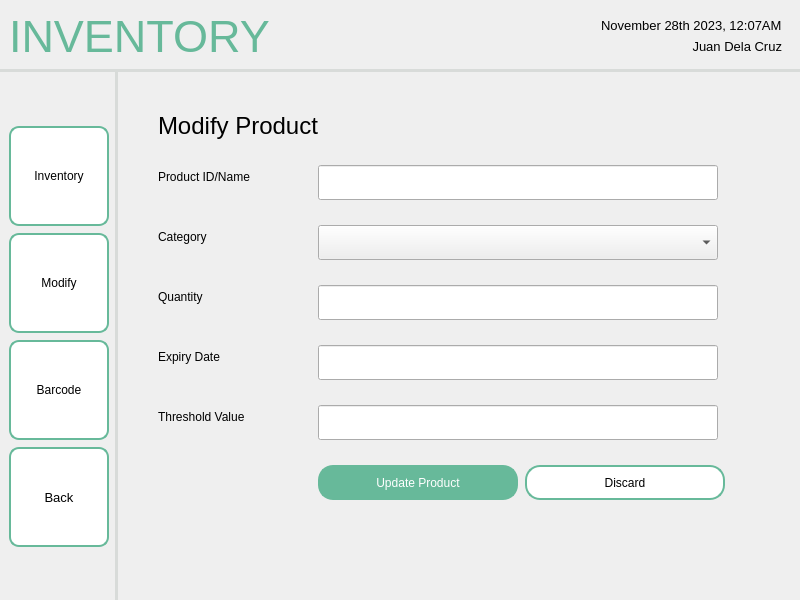
First picture: the form in screens/ui/employee_ui/employee_inventory/inventory_Modify.ui, repository sehae/POS-with-Inventory-System, before the edit.
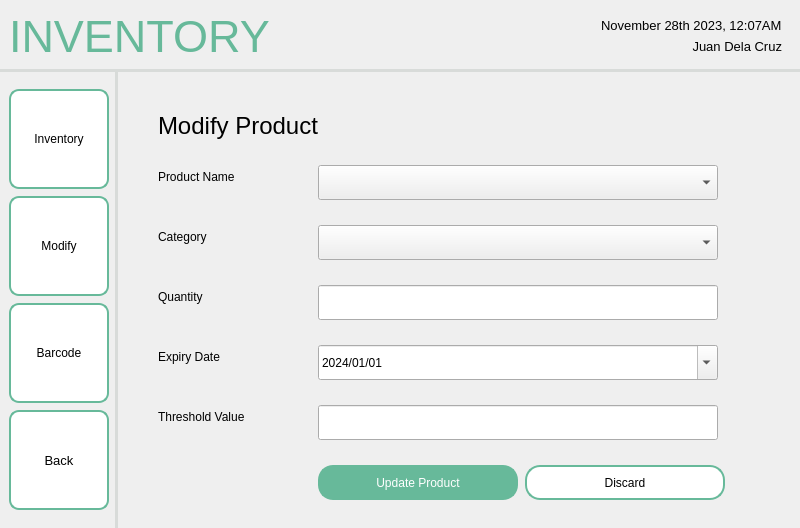
Second picture: the form after the edit. Icons and pictures are not drawn.

Commit message:
Error Handling & Search Function in Inventory Module
gugugagaguguga100 hipak for the win

```diff
--- a/screens/ui/employee_ui/employee_inventory/inventory_Modify.ui
+++ b/screens/ui/employee_ui/employee_inventory/inventory_Modify.ui
@@ -7,7 +7,7 @@
     <x>0</x>
     <y>0</y>
     <width>800</width>
-    <height>600</height>
+    <height>528</height>
    </rect>
   </property>
   <property name="windowTitle">
@@ -431,23 +431,7 @@
                 <item row="1" column="0">
                  <widget class="QLabel" name="label_5">
                   <property name="text">
-                   <string>Product ID/Name</string>
-                  </property>
-                 </widget>
-                </item>
-                <item row="1" column="1">
-                 <widget class="QLineEdit" name="lineEdit_2">
-                  <property name="minimumSize">
-                   <size>
-                    <width>400</width>
-                    <height>35</height>
-                   </size>
-                  </property>
-                  <property name="maximumSize">
-                   <size>
-                    <width>400</width>
-                    <height>35</height>
-                   </size>
+                   <string>Product Name</string>
                   </property>
                  </widget>
                 </item>
@@ -504,22 +488,6 @@
                   </property>
                  </widget>
                 </item>
-                <item row="4" column="1">
-                 <widget class="QLineEdit" name="lineEdit_3">
-                  <property name="minimumSize">
-                   <size>
-                    <width>400</width>
-                    <height>35</height>
-                   </size>
-                  </property>
-                  <property name="maximumSize">
-                   <size>
-                    <width>400</width>
-                    <height>35</height>
-                   </size>
-                  </property>
-                 </widget>
-                </item>
                 <item row="5" column="0">
                  <widget class="QLabel" name="label_9">
                   <property name="text">
@@ -668,6 +636,54 @@
                   </layout>
                  </widget>
                 </item>
+                <item row="4" column="1">
+                 <widget class="QDateEdit" name="dateEdit">
+                  <property name="minimumSize">
+                   <size>
+                    <width>400</width>
+                    <height>35</height>
+                   </size>
+                  </property>
+                  <property name="maximumSize">
+                   <size>
+                    <width>400</width>
+                    <height>16777215</height>
+                   </size>
+                  </property>
+                  <property name="displayFormat">
+                   <string>yyyy/MM/dd</string>
+                  </property>
+                  <property name="calendarPopup">
+                   <bool>true</bool>
+                  </property>
+                  <property name="date">
+                   <date>
+                    <year>2024</year>
+                    <month>1</month>
+                    <day>1</day>
+                   </date>
+                  </property>
+                 </widget>
+                </item>
+                <item row="1" column="1">
+                 <widget class="QComboBox" name="comboBox_2">
+                  <property name="minimumSize">
+                   <size>
+                    <width>400</width>
+                    <height>35</height>
+                   </size>
+                  </property>
+                  <property name="maximumSize">
+                   <size>
+                    <width>400</width>
+                    <height>35</height>
+                   </size>
+                  </property>
+                  <property name="currentText">
+                   <string/>
+                  </property>
+                 </widget>
+                </item>
                </layout>
               </widget>
              </item>
```
Left out of the diff: 4 changed lines with no effect on the pictures. The commit also changes 35 other files.
